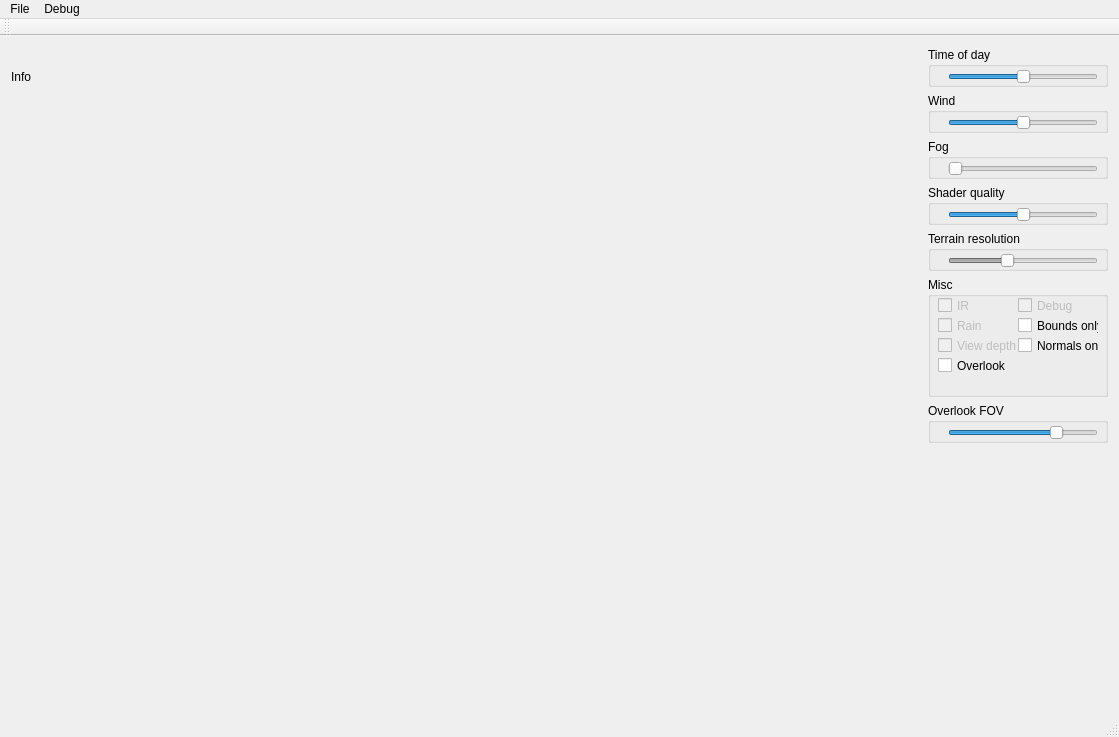
Qt form VirtualPilot/Source/VirtualPilot.ui (Jango73/VirtualPilot) before a commit.
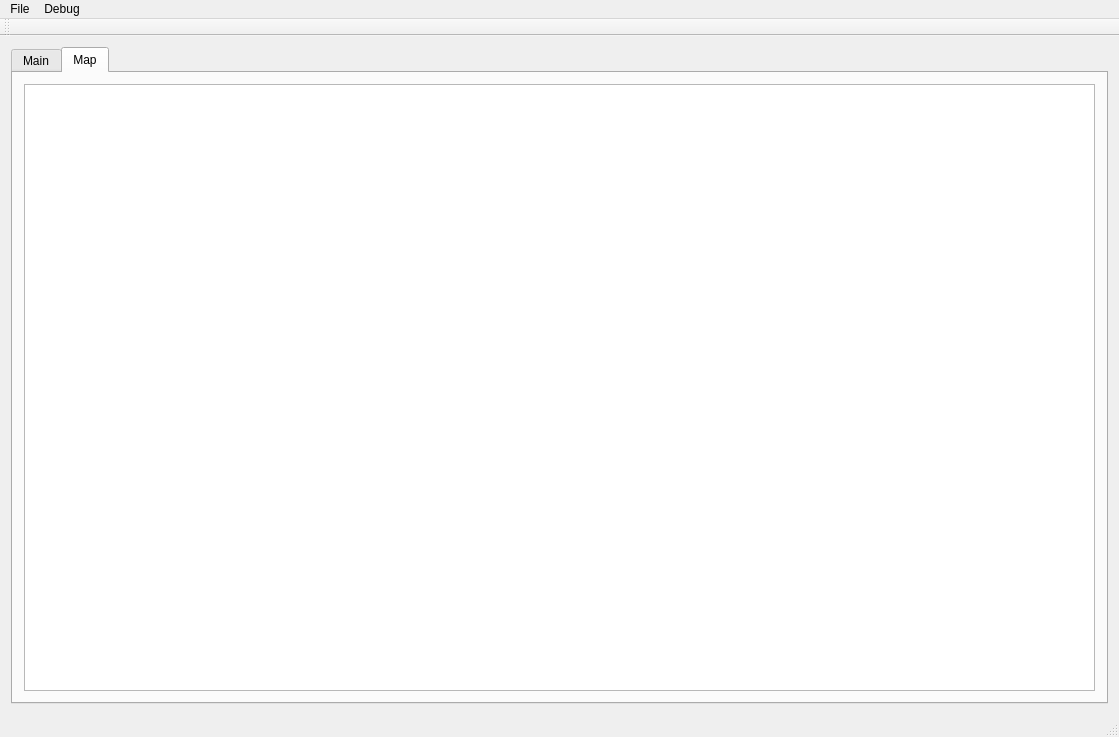
The same form after that commit.

Commit message: Add a map view

```diff
--- a/VirtualPilot/Source/VirtualPilot.ui
+++ b/VirtualPilot/Source/VirtualPilot.ui
@@ -25,10 +25,15 @@
    </property>
    <layout class="QHBoxLayout" name="horizontalLayout_2">
     <item>
+     <widget class="QTabWidget" name="tabWidget">
+      <property name="currentIndex">
+       <number>1</number>
+      </property>
+      <widget class="QWidget" name="tabMain">
+       <attribute name="title">
+        <string>Main</string>
+       </attribute>
      <layout class="QHBoxLayout" name="horizontalLayout">
-      <property name="sizeConstraint">
-       <enum>QLayout::SetMaximumSize</enum>
-      </property>
       <item>
        <layout class="QVBoxLayout" name="verticalLayout_2">
         <property name="sizeConstraint">
@@ -38,7 +43,7 @@
          <widget class="QLabel" name="m_lInfo">
           <property name="minimumSize">
            <size>
-            <width>200</width>
+              <width>800</width>
             <height>60</height>
            </size>
           </property>
@@ -71,8 +76,6 @@
         </item>
        </layout>
       </item>
-     </layout>
-    </item>
     <item>
      <layout class="QVBoxLayout" name="verticalLayout">
       <property name="sizeConstraint">
@@ -445,6 +448,24 @@
     </item>
    </layout>
   </widget>
+      <widget class="QWidget" name="tabMap">
+       <attribute name="title">
+        <string>Map</string>
+       </attribute>
+       <layout class="QHBoxLayout" name="horizontalLayout_4">
+        <item>
+         <layout class="QHBoxLayout" name="horizontalLayout_3">
+          <item>
+           <widget class="QGraphicsView" name="mapView"/>
+          </item>
+         </layout>
+        </item>
+       </layout>
+      </widget>
+     </widget>
+    </item>
+   </layout>
+  </widget>
   <widget class="QMenuBar" name="menuBar">
    <property name="geometry">
     <rect>
```
Left out of the diff: 2 changed lines with no effect on the pictures. Lines whose indentation alone changed are shown as unchanged. The commit also changes 3 other files.
